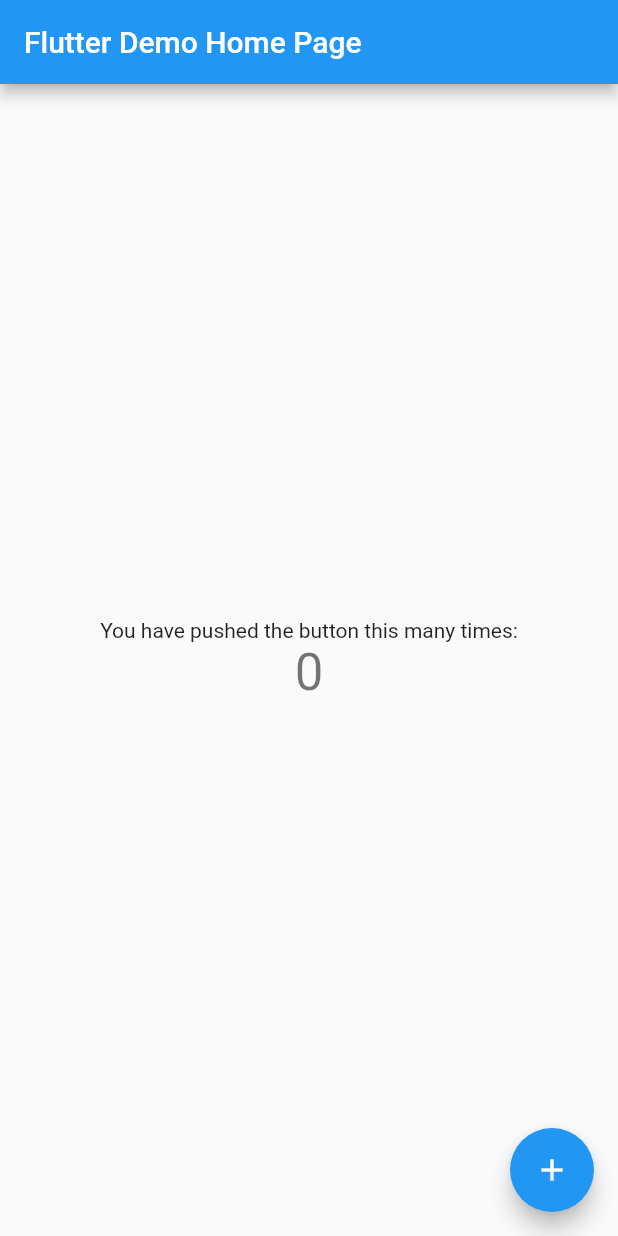
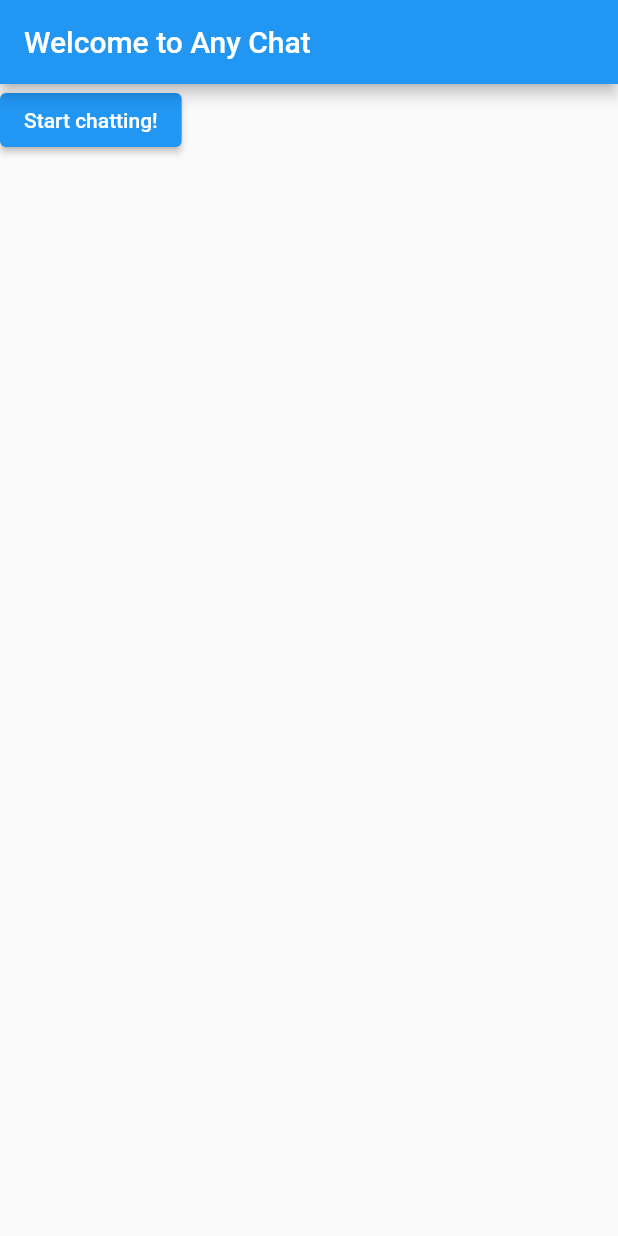
Before and after one commit to dhruv-mehrotra/any_chat, a Flutter app: the screen it shows after launch, on a phone screen of 412 x 824 dp. Run offline on Flutter 3.47's test engine with Material 2 defaults, Android fonts, the phone set to English and light mode, and no system bars; our stand-ins replace get_it.

Commit message:
FIRST COMMIT

```diff
--- /dev/null
+++ b/lib/enum/view_state.dart
@@ -0,0 +1 @@
+enum ViewState{Idle,Busy,Error}
--- a/lib/main.dart
+++ b/lib/main.dart
@@ -1,6 +1,10 @@
+import 'package:any_chat/locator.dart';
+import 'package:any_chat/ui/views/home_view.dart';
 import 'package:flutter/material.dart';
 
 void main() {
+  WidgetsFlutterBinding.ensureInitialized();
+  setUpLocator();
   runApp(MyApp());
 }
 
@@ -12,54 +16,7 @@ class MyApp extends StatelessWidget {
       theme: ThemeData(
         primarySwatch: Colors.blue,
       ),
-      home: MyHomePage(title: 'Flutter Demo Home Page'),
+      home: HomePageView(),
     );
   }
 }
-
-class MyHomePage extends StatefulWidget {
-  MyHomePage({Key key, this.title}) : super(key: key);
-
-  final String title;
-
-  @override
-  _MyHomePageState createState() => _MyHomePageState();
-}
-
-class _MyHomePageState extends State<MyHomePage> {
-  int _counter = 0;
-
-  void _incrementCounter() {
-    setState(() {
-      _counter++;
-    });
-  }
-
-  @override
-  Widget build(BuildContext context) {
-    return Scaffold(
-      appBar: AppBar(
-        title: Text(widget.title),
-      ),
-      body: Center(
-        child: Column(
-          mainAxisAlignment: MainAxisAlignment.center,
-          children: <Widget>[
-            Text(
-              'You have pushed the button this many times:',
-            ),
-            Text(
-              '$_counter',
-              style: Theme.of(context).textTheme.headline4,
-            ),
-          ],
-        ),
-      ),
-      floatingActionButton: FloatingActionButton(
-        onPressed: _incrementCounter,
-        tooltip: 'Increment',
-        child: Icon(Icons.add),
-      ),
-    );
-  }
-}
--- /dev/null
+++ b/lib/models/message.dart
@@ -0,0 +1,5 @@
+class Message {
+  Message({this.text, this.isSender});
+  String text = '';
+  bool isSender = false;
+}
--- /dev/null
+++ b/lib/ui/views/base_view.dart
@@ -0,0 +1,42 @@
+import 'package:any_chat/locator.dart';
+import 'package:flutter/material.dart';
+import 'package:provider/provider.dart';
+
+class BaseView<T extends ChangeNotifier> extends StatefulWidget {
+  final Widget Function(BuildContext context, T value, Widget child) builder;
+  final Function(T) onModelReady;
+  final Function(T) onModelDestroyed;
+
+  BaseView({@required this.builder, this.onModelReady, this.onModelDestroyed});
+
+  @override
+  _BaseViewState<T> createState() => _BaseViewState<T>();
+}
+
+class _BaseViewState<T extends ChangeNotifier> extends State<BaseView<T>> {
+  T model = locator<T>();
+
+  @override
+  void initState() {
+    if (widget.onModelReady != null) {
+      widget.onModelReady(model);
+    }
+    super.initState();
+  }
+
+  @override
+  void dispose() {
+    if (widget.onModelDestroyed != null) {
+      widget.onModelDestroyed(model);
+    }
+    super.dispose();
+  }
+
+  @override
+  Widget build(BuildContext context) {
+    return ChangeNotifierProvider<T>.value(
+      value: model,
+      child: Consumer<T>(builder: widget.builder),
+    );
+  }
+}
--- /dev/null
+++ b/lib/ui/views/home_view.dart
@@ -0,0 +1,34 @@
+import 'package:any_chat/enum/view_state.dart';
+import 'package:any_chat/ui/views/base_view.dart';
+import 'package:any_chat/ui/views/chat_view.dart';
+import 'package:any_chat/viewmodels/home_page_model.dart';
+import 'package:flutter/material.dart';
+
+class HomePageView extends StatelessWidget {
+  const HomePageView({Key key}) : super(key: key);
+
+  @override
+  Widget build(BuildContext context) {
+    return BaseView<HomePageModel>(builder: (context, model, child) {
+      return Scaffold(
+        appBar: AppBar(title: Text('Welcome to Any Chat')),
+        body: model.state == ViewState.Busy
+            ? CircularProgressIndicator()
+            : Column(
+                children: [
+                  ElevatedButton(
+                    child: Text('Start chatting!'),
+                    onPressed: () async {
+                      Navigator.of(context).push(MaterialPageRoute(
+                          builder: (context) => ChatPageView()));
+                    },
+                  ),
+                  Text(model.state == ViewState.Error
+                      ? "Couldn't connect to server"
+                      : "")
+                ],
+              ),
+      );
+    });
+  }
+}
--- /dev/null
+++ b/lib/viewmodels/base_model.dart
@@ -0,0 +1,13 @@
+import 'package:any_chat/enum/view_state.dart';
+import 'package:flutter/material.dart';
+
+class BaseModel extends ChangeNotifier {
+  ViewState _state = ViewState.Idle;
+
+  ViewState get state => _state;
+
+  void setState(ViewState viewState) {
+    _state = viewState;
+    notifyListeners();
+  }
+}
--- /dev/null
+++ b/lib/viewmodels/home_page_model.dart
@@ -0,0 +1,5 @@
+import 'package:any_chat/enum/view_state.dart';
+import 'package:any_chat/locator.dart';
+import 'package:any_chat/viewmodels/base_model.dart';
+
+class HomePageModel extends BaseModel {}
```
Also changed, not shown: lib/locator.dart (added, +12 -0 lines), lib/services/django_service.dart (added, +26 -0 lines), lib/ui/views/chat_view.dart (added, +36 -0 lines), lib/ui/widgets/chat_box.dart (added, +15 -0 lines), lib/ui/widgets/message_view.dart (added, +23 -0 lines), lib/viewmodels/chat_page_model.dart (added, +35 -0 lines), pubspec.yaml (+6 -8 lines), pubspec.lock.
